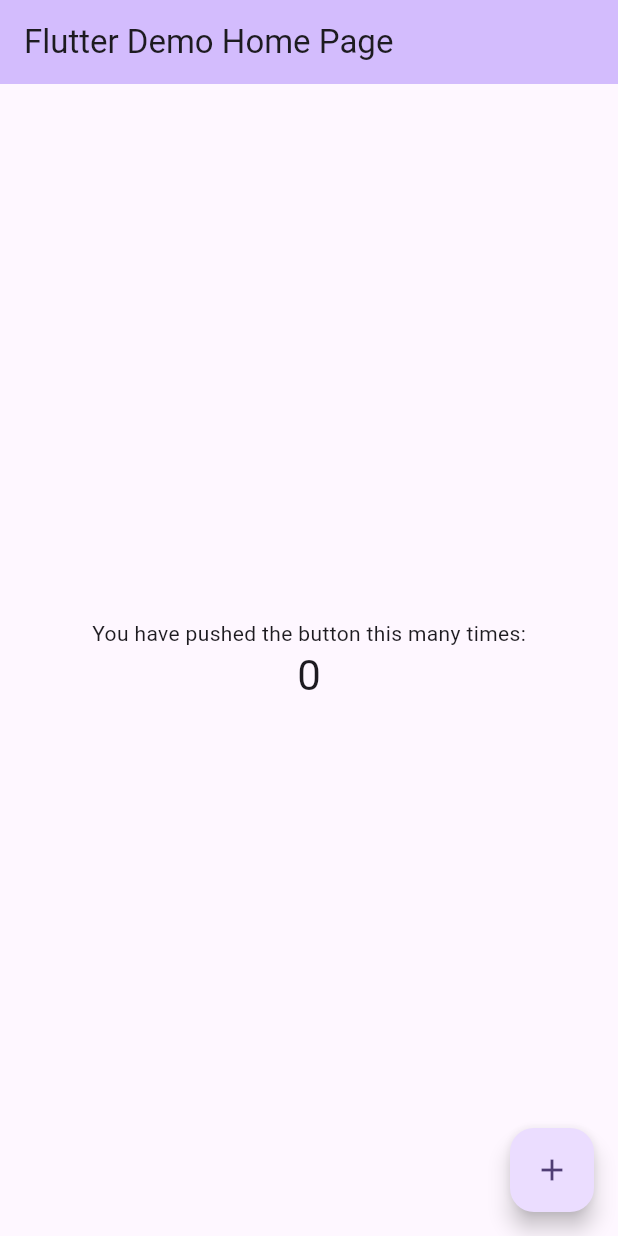
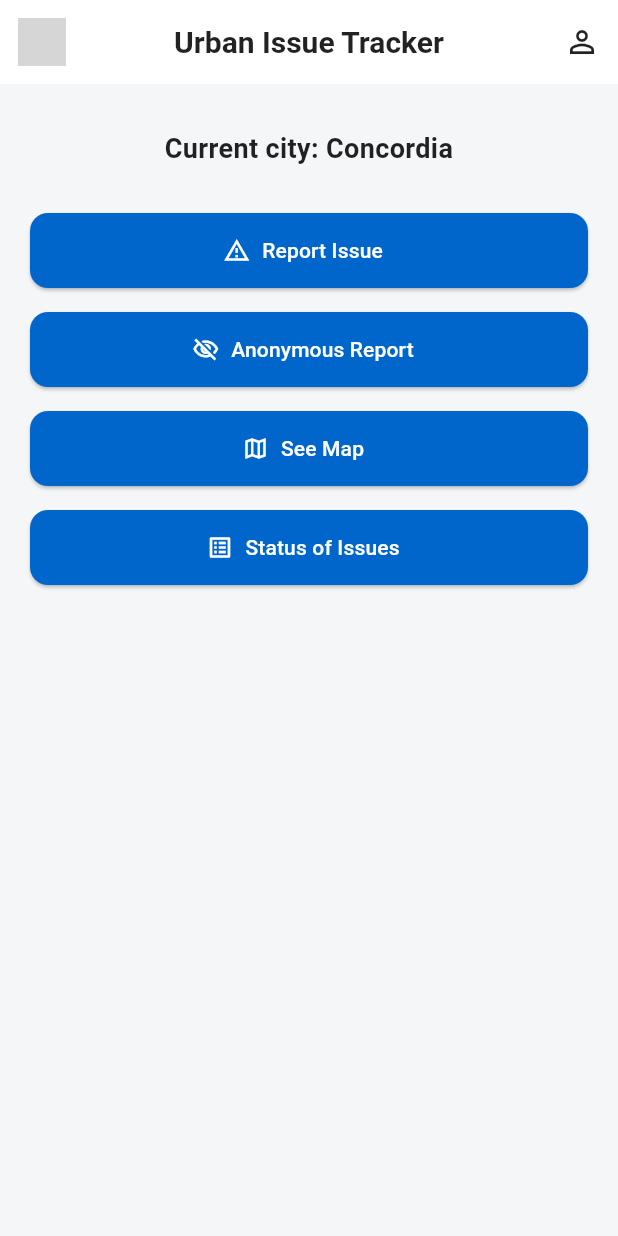
Before and after one commit to LeoLorde/app_hackaton, a Flutter app: the screen it shows after launch, on a phone screen of 412 x 824 dp. Run offline on Flutter 3.47's test engine with Material 3 defaults, Android fonts, the phone set to English and light mode, and no system bars; grey boxes are pictures that could not be loaded.

Commit message:
feita a pagina inicial

```diff
--- /dev/null
+++ b/lib/app/app.dart
@@ -0,0 +1,18 @@
+import 'package:flutter/material.dart';
+import 'routes.dart';
+import 'theme.dart';
+
+class MyApp extends StatelessWidget {
+  const MyApp({super.key});
+
+  @override
+  Widget build(BuildContext context) {
+    return MaterialApp(
+      title: 'Urban Issue Tracker',
+      debugShowCheckedModeBanner: false,
+      theme: AppTheme.lightTheme,
+      initialRoute: AppRoutes.home,
+      routes: AppRoutes.routes,
+    );
+  }
+}
--- /dev/null
+++ b/lib/app/routes.dart
@@ -0,0 +1,30 @@
+import 'package:flutter/material.dart';
+
+// Import your pages
+import '../presentation/pages/home/home_page.dart';
+import '../presentation/pages/city_select/city_select_page.dart';
+//import '../presentation/pages/profile/profile_page.dart';
+//import '../presentation/pages/report_issue/report_issue_page.dart';
+//import '../presentation/pages/anonymous_report/anonymous_report_page.dart';
+//import '../presentation/pages/map/map_page.dart';
+//import '../presentation/pages/issue_status/issue_status_page.dart';
+
+class AppRoutes {
+  static const String home = '/';
+  static const String selectCity = '/select-city';
+  static const String profile = '/profile';
+  static const String reportIssue = '/report-issue';
+  static const String anonymousReport = '/anonymous-report';
+  static const String map = '/map';
+  static const String issueStatus = '/issue-status';
+
+  static Map<String, WidgetBuilder> get routes => {
+        home: (context) => const HomePage(),
+        selectCity: (context) => const CitySelectPage(),
+        //profile: (context) => const ProfilePage(),
+        //reportIssue: (context) => const ReportIssuePage(),
+        //anonymousReport: (context) => const AnonymousReportPage(),
+        //map: (context) => const MapPage(),
+        //issueStatus: (context) => const IssueStatusPage(),
+      };
+}
--- /dev/null
+++ b/lib/app/theme.dart
@@ -0,0 +1,62 @@
+import 'package:flutter/material.dart';
+
+class AppColors {
+  static const Color primary = Color(0xFF0066CC);
+  static const Color secondary = Color(0xFF00BFA6);
+  static const Color background = Color(0xFFF4F6F8);
+  static const Color textPrimary = Color(0xFF1A1A1A);
+  static const Color textSecondary = Color(0xFF6B6B6B);
+  static const Color accent = Color(0xFFFFC107);
+}
+
+class AppTheme {
+  static final ThemeData lightTheme = ThemeData(
+    primaryColor: AppColors.primary,
+    scaffoldBackgroundColor: AppColors.background,
+    colorScheme: ColorScheme.fromSeed(
+      seedColor: AppColors.primary,
+      primary: AppColors.primary,
+      secondary: AppColors.secondary,
+    ),
+    appBarTheme: const AppBarTheme(
+      elevation: 0,
+      backgroundColor: Colors.white,
+      foregroundColor: AppColors.textPrimary,
+      centerTitle: true,
+    ),
+    textTheme: const TextTheme(
+      headlineLarge: TextStyle(
+        fontSize: 28,
+        fontWeight: FontWeight.bold,
+        color: AppColors.textPrimary,
+      ),
+      titleLarge: TextStyle(
+        fontSize: 20,
+        fontWeight: FontWeight.w600,
+        color: AppColors.textPrimary,
+      ),
+      bodyMedium: TextStyle(
+        fontSize: 16,
+        color: AppColors.textSecondary,
+      ),
+    ),
+    elevatedButtonTheme: ElevatedButtonThemeData(
+      style: ElevatedButton.styleFrom(
+        backgroundColor: AppColors.primary,
+        foregroundColor: Colors.white,
+        shape: RoundedRectangleBorder(
+          borderRadius: BorderRadius.circular(12),
+        ),
+        minimumSize: const Size(double.infinity, 50),
+      ),
+    ),
+    inputDecorationTheme: InputDecorationTheme(
+      border: OutlineInputBorder(
+        borderRadius: BorderRadius.circular(10),
+      ),
+      filled: true,
+      fillColor: Colors.white,
+      contentPadding: const EdgeInsets.symmetric(horizontal: 16, vertical: 12),
+    ),
+  );
+}
--- a/lib/main.dart
+++ b/lib/main.dart
@@ -1,122 +1,11 @@
 import 'package:flutter/material.dart';
+import 'app/app.dart';
 
 void main() {
+  WidgetsFlutterBinding.ensureInitialized();
+
+  // If you need async initialization later (e.g., Firebase, shared prefs),
+  // make main() async and await before runApp()
+
   runApp(const MyApp());
 }
-
-class MyApp extends StatelessWidget {
-  const MyApp({super.key});
-
-  // This widget is the root of your application.
-  @override
-  Widget build(BuildContext context) {
-    return MaterialApp(
-      title: 'Flutter Demo',
-      theme: ThemeData(
-        // This is the theme of your application.
-        //
-        // TRY THIS: Try running your application with "flutter run". You'll see
-        // the application has a purple toolbar. Then, without quitting the app,
-        // try changing the seedColor in the colorScheme below to Colors.green
-        // and then invoke "hot reload" (save your changes or press the "hot
-        // reload" button in a Flutter-supported IDE, or press "r" if you used
-        // the command line to start the app).
-        //
-        // Notice that the counter didn't reset back to zero; the application
-        // state is not lost during the reload. To reset the state, use hot
-        // restart instead.
-        //
-        // This works for code too, not just values: Most code changes can be
-        // tested with just a hot reload.
-        colorScheme: ColorScheme.fromSeed(seedColor: Colors.deepPurple),
-      ),
-      home: const MyHomePage(title: 'Flutter Demo Home Page'),
-    );
-  }
-}
-
-class MyHomePage extends StatefulWidget {
-  const MyHomePage({super.key, required this.title});
-
-  // This widget is the home page of your application. It is stateful, meaning
-  // that it has a State object (defined below) that contains fields that affect
-  // how it looks.
-
-  // This class is the configuration for the state. It holds the values (in this
-  // case the title) provided by the parent (in this case the App widget) and
-  // used by the build method of the State. Fields in a Widget subclass are
-  // always marked "final".
-
-  final String title;
-
-  @override
-  State<MyHomePage> createState() => _MyHomePageState();
-}
-
-class _MyHomePageState extends State<MyHomePage> {
-  int _counter = 0;
-
-  void _incrementCounter() {
-    setState(() {
-      // This call to setState tells the Flutter framework that something has
-      // changed in this State, which causes it to rerun the build method below
-      // so that the display can reflect the updated values. If we changed
-      // _counter without calling setState(), then the build method would not be
-      // called again, and so nothing would appear to happen.
-      _counter++;
-    });
-  }
-
-  @override
-  Widget build(BuildContext context) {
-    // This method is rerun every time setState is called, for instance as done
-    // by the _incrementCounter method above.
-    //
-    // The Flutter framework has been optimized to make rerunning build methods
-    // fast, so that you can just rebuild anything that needs updating rather
-    // than having to individually change instances of widgets.
-    return Scaffold(
-      appBar: AppBar(
-        // TRY THIS: Try changing the color here to a specific color (to
-        // Colors.amber, perhaps?) and trigger a hot reload to see the AppBar
-        // change color while the other colors stay the same.
-        backgroundColor: Theme.of(context).colorScheme.inversePrimary,
-        // Here we take the value from the MyHomePage object that was created by
-        // the App.build method, and use it to set our appbar title.
-        title: Text(widget.title),
-      ),
-      body: Center(
-        // Center is a layout widget. It takes a single child and positions it
-        // in the middle of the parent.
-        child: Column(
-          // Column is also a layout widget. It takes a list of children and
-          // arranges them vertically. By default, it sizes itself to fit its
-          // children horizontally, and tries to be as tall as its parent.
-          //
-          // Column has various properties to control how it sizes itself and
-          // how it positions its children. Here we use mainAxisAlignment to
-          // center the children vertically; the main axis here is the vertical
-          // axis because Columns are vertical (the cross axis would be
-          // horizontal).
-          //
-          // TRY THIS: Invoke "debug painting" (choose the "Toggle Debug Paint"
-          // action in the IDE, or press "p" in the console), to see the
-          // wireframe for each widget.
-          mainAxisAlignment: MainAxisAlignment.center,
-          children: <Widget>[
-            const Text('You have pushed the button this many times:'),
-            Text(
-              '$_counter',
-              style: Theme.of(context).textTheme.headlineMedium,
-            ),
-          ],
-        ),
-      ),
-      floatingActionButton: FloatingActionButton(
-        onPressed: _incrementCounter,
-        tooltip: 'Increment',
-        child: const Icon(Icons.add),
-      ), // This trailing comma makes auto-formatting nicer for build methods.
-    );
-  }
-}
--- /dev/null
+++ b/lib/presentation/pages/city_select/city_select_page.dart
@@ -0,0 +1,48 @@
+import 'package:flutter/material.dart';
+import '../../../state/app_state.dart';
+
+class CitySelectPage extends StatelessWidget {
+  const CitySelectPage({super.key});
+
+  @override
+  Widget build(BuildContext context) {
+    final cities = [
+      {'name': 'Concórdia', 'flag': 'assets/flags/concordia.png'},
+      {'name': 'Seara', 'flag': 'assets/flags/seara.png'},
+      {'name': 'Ipumirim', 'flag': 'assets/flags/ipumirim.png'},
+      {'name': 'Arabutã', 'flag': 'assets/flags/arabuta.png'},
+      {'name': 'Irani', 'flag': 'assets/flags/irani.png'},
+      {'name': 'Xanxerê', 'flag': 'assets/flags/xanxere.png'},
+      {'name': 'Chapecó', 'flag': 'assets/flags/chapeco.png'},
+    ];
+
+    return Scaffold(
+      appBar: AppBar(
+        title: const Text('Select Your City'),
+      ),
+      body: ListView.builder(
+        itemCount: cities.length,
+        itemBuilder: (context, index) {
+          final city = cities[index];
+          return ListTile(
+            leading: Image.asset(
+              city['flag']!,
+              width: 40,
+              height: 40,
+              fit: BoxFit.cover,
+            ),
+            title: Text(city['name']!),
+            onTap: () {
+              // Update shared app state
+              AppState().selectedCity = city['name']!;
+              AppState().selectedFlag = city['flag']!;
+
+              // Go back to HomePage
+              Navigator.pop(context);
+            },
+          );
+        },
+      ),
+    );
+  }
+}
--- /dev/null
+++ b/lib/presentation/pages/home/home_page.dart
@@ -0,0 +1,105 @@
+import 'package:flutter/material.dart';
+import '../../../app/routes.dart';
+import '../../../state/app_state.dart';
+
+class HomePage extends StatefulWidget {
+  const HomePage({super.key});
+
+  @override
+  State<HomePage> createState() => _HomePageState();
+}
+
+class _HomePageState extends State<HomePage> {
+  String city = AppState().selectedCity;
+  String flag = AppState().selectedFlag;
+
+  @override
+  Widget build(BuildContext context) {
+    return Scaffold(
+      appBar: AppBar(
+        backgroundColor: Colors.white,
+        elevation: 0,
+        title: const Text(
+          'Urban Issue Tracker',
+          style: TextStyle(fontWeight: FontWeight.bold, color: Colors.black87),
+        ),
+        leading: IconButton(
+          icon: ClipRRect(
+            borderRadius: BorderRadius.circular(8),
+            child: Image.asset(
+              flag,
+              width: 32,
+              height: 32,
+              fit: BoxFit.cover,
+            ),
+          ),
+          tooltip: 'Select City',
+          onPressed: () async {
+            // Navigate and wait for return
+            await Navigator.pushNamed(context, AppRoutes.selectCity);
+            // Refresh city and flag after return
+            setState(() {
+              city = AppState().selectedCity;
+              flag = AppState().selectedFlag;
+            });
+          },
+        ),
+        actions: [
+          IconButton(
+            icon: const Icon(Icons.person_outline),
+            color: Colors.black87,
+            tooltip: 'Profile',
+            onPressed: () => Navigator.pushNamed(context, AppRoutes.profile),
+          ),
+        ],
+      ),
+      body: Padding(
+        padding: const EdgeInsets.all(20.0),
+        child: Column(
+          crossAxisAlignment: CrossAxisAlignment.stretch,
+          children: [
+            const SizedBox(height: 10),
+            Text(
+              'Current city: $city',
+              style: const TextStyle(
+                fontSize: 18,
+                fontWeight: FontWeight.w600,
+                color: Colors.black87,
+              ),
+              textAlign: TextAlign.center,
+            ),
+            const SizedBox(height: 30),
+
+            // Buttons
+            ElevatedButton.icon(
+              onPressed: () =>
+                  Navigator.pushNamed(context, AppRoutes.reportIssue),
+              icon: const Icon(Icons.report_problem_outlined),
+              label: const Text('Report Issue'),
+            ),
+            const SizedBox(height: 16),
+            ElevatedButton.icon(
+              onPressed: () =>
+                  Navigator.pushNamed(context, AppRoutes.anonymousReport),
+              icon: const Icon(Icons.visibility_off_outlined),
+              label: const Text('Anonymous Report'),
+            ),
+            const SizedBox(height: 16),
+            ElevatedButton.icon(
+              onPressed: () => Navigator.pushNamed(context, AppRoutes.map),
+              icon: const Icon(Icons.map_outlined),
+              label: const Text('See Map'),
+            ),
+            const SizedBox(height: 16),
+            ElevatedButton.icon(
+              onPressed: () =>
+                  Navigator.pushNamed(context, AppRoutes.issueStatus),
+              icon: const Icon(Icons.list_alt_outlined),
+              label: const Text('Status of Issues'),
+            ),
+          ],
+        ),
+      ),
+    );
+  }
+}
--- /dev/null
+++ b/lib/state/app_state.dart
@@ -0,0 +1,8 @@
+class AppState {
+  static final AppState _instance = AppState._internal();
+  factory AppState() => _instance;
+  AppState._internal();
+
+  String selectedCity = 'Concordia';
+  String selectedFlag = 'assets/flags/concordia.png';
+}
--- a/pubspec.yaml
+++ b/pubspec.yaml
@@ -51,7 +51,8 @@ dev_dependencies:
 
 # The following section is specific to Flutter packages.
 flutter:
-
+  assets:
+    - lib/assets/flags/
   # The following line ensures that the Material Icons font is
   # included with your application, so that you can use the icons in
   # the material Icons class.
```
